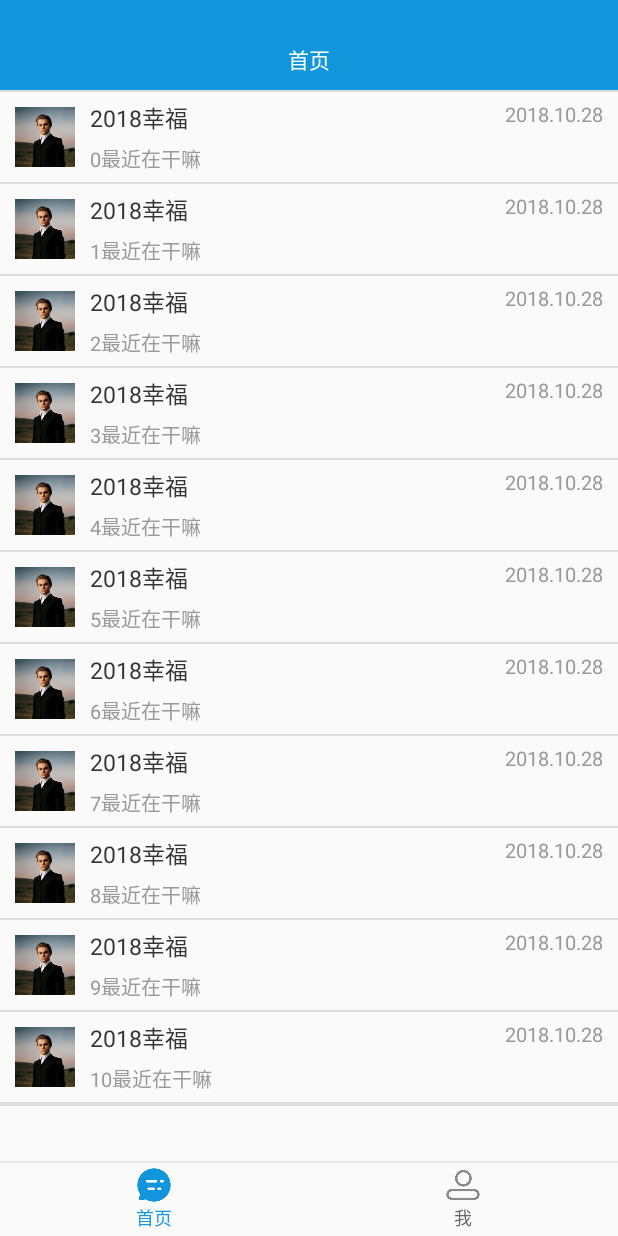
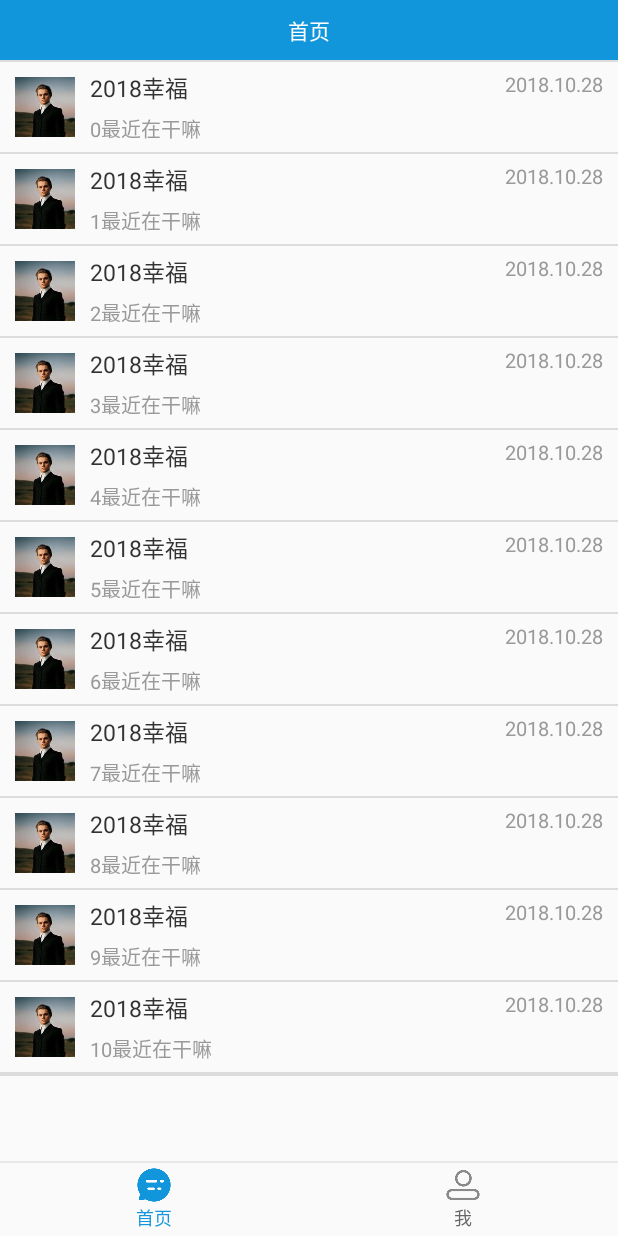
Before and after one commit to zouyi777/AnCommonAppNLP, an Android app: the screen it shows after launch (MainActivity), on a phone screen of 412 x 824 dp. Run offline under Robolectric (Android 15) with nearby library versions, the phone set to English and light mode, and no system bars.

Commit message:
优化沉浸状态栏：通过styles属性实现

```diff
--- a/app/build.gradle
+++ b/app/build.gradle
@@ -4,7 +4,7 @@ android {
     compileSdkVersion 28
     defaultConfig {
         applicationId "org.zouyi.common"
-        minSdkVersion 14
+        minSdkVersion 19
         targetSdkVersion 28
         versionCode 1
         versionName "1.0"
--- a/app/src/main/java/org/zouyi/common/LoadActivity.java
+++ b/app/src/main/java/org/zouyi/common/LoadActivity.java
@@ -5,14 +5,11 @@ import android.os.Handler;
 import android.support.v7.app.AppCompatActivity;
 import android.os.Bundle;
 
-import org.zouyi.common.utils.ImmerseStatusBar;
-
 public class LoadActivity extends AppCompatActivity {
 
     @Override
     protected void onCreate(Bundle savedInstanceState) {
         super.onCreate(savedInstanceState);
-        ImmerseStatusBar.setImmerseStatusBar(this,false);
         setContentView(R.layout.activity_load);
         Handler handler = new Handler();
         handler.postDelayed(new Runnable() {
--- a/app/src/main/java/org/zouyi/common/MainActivity.java
+++ b/app/src/main/java/org/zouyi/common/MainActivity.java
@@ -10,7 +10,6 @@ import java.util.List;
 
 import org.zouyi.common.home.HomeFragment;
 import org.zouyi.common.my.MyFragment;
-import org.zouyi.common.utils.ImmerseStatusBar;
 import org.zouyi.common.view.NoScrollViewPager;
 
 public class MainActivity extends AppCompatActivity {
@@ -28,7 +27,6 @@ public class MainActivity extends AppCompatActivity {
     @Override
     protected void onCreate(Bundle savedInstanceState) {
         super.onCreate(savedInstanceState);
-        ImmerseStatusBar.setImmerseStatusBar(this,false);
         setContentView(R.layout.activity_main);
         initFragments();
         mTablayout = (TabLayout) findViewById(R.id.tablayout);
--- a/app/src/main/java/org/zouyi/common/utils/ImmerseStatusBar.java
+++ b/app/src/main/java/org/zouyi/common/utils/ImmerseStatusBar.java
@@ -9,14 +9,23 @@ import android.view.Window;
 import android.view.WindowManager;
 
 /**
+ * 关于安卓app设置沉浸状态栏提供了两种方法：（本通用工程可采用这两种方法！！！）
+ * 1、在AndroidManifest.xml需要设置的activity中配置styles属性即可，无需写任何代码
+ *    实现原理是将状态栏背景色设置成和界面颜色一样，整个界面不会上移到状态栏顶部
+ *    优点：系统方式，效果稳定，简单，不存在键盘遮挡输入框的问题
+ *    缺点：6.0版本之前无法设置状态栏文字颜色，非纯色的背景有拼接痕迹
+ *
+ * 2、通过代码设置实现，实现原理是整个界面上移到状态栏顶部，就像本工具类
+ *    优点：效果稳定，非纯色的背景能很好适应，无拼接痕迹，可以用在图片广告、界面无输入框的场景！！！
+ *    缺点：6.0版本之前无法设置状态栏文字颜色，存在键盘挡住输入框的问题，很不好解决
  * 设置沉浸状态栏
- * isLightTheme:app是否是浅色主题，如果是将状态栏浅色北京深色文字；如果app是深色主题，设置状态栏深色背景，浅色文字
+ * isLightTheme:app是否是浅色主题，如果是,将状态栏设置成浅色背景深色文字；如果app是深色主题，设置状态栏深色背景，浅色文字
  */
 public class ImmerseStatusBar {
 
     //设置沉浸状态栏
     public static void setImmerseStatusBar(Activity activity,boolean isLightTheme){
-        if (Build.VERSION.SDK_INT >= Build.VERSION_CODES.LOLLIPOP) {//5.0及其以上
+            if (Build.VERSION.SDK_INT >= Build.VERSION_CODES.M) {//6.0及其以上
             Window window = activity.getWindow();
             window.clearFlags(WindowManager.LayoutParams.FLAG_TRANSLUCENT_STATUS);
             window.clearFlags(WindowManager.LayoutParams.FLAG_FORCE_NOT_FULLSCREEN);
--- a/app/src/main/res/layout/activity_load.xml
+++ b/app/src/main/res/layout/activity_load.xml
@@ -3,7 +3,7 @@
     xmlns:tools="http://schemas.android.com/tools"
     android:layout_width="match_parent"
     android:layout_height="match_parent"
-    android:background="@drawable/ic_start_page"
+    android:background="@drawable/ic_load_backgrd"
     tools:context=".LoadActivity">
 
     <TextView
--- a/app/src/main/res/layout/fragment_base.xml
+++ b/app/src/main/res/layout/fragment_base.xml
@@ -1,17 +1,15 @@
 <?xml version="1.0" encoding="utf-8"?>
 <RelativeLayout xmlns:android="http://schemas.android.com/apk/res/android"
-    android:fitsSystemWindows="true"
     android:layout_width="match_parent"
     android:layout_height="match_parent">
 
     <LinearLayout
         android:id="@+id/llTitle"
         android:layout_width="match_parent"
-        android:layout_height="60dp"
+        android:layout_height="40dp"
         android:background="@color/colorNav"
         android:orientation="horizontal"
-        android:gravity="bottom|center_horizontal"
-        android:paddingBottom="10dp">
+        android:gravity="center">
 
         <TextView
             android:id="@+id/tvTitle"
@@ -27,7 +25,7 @@
         android:layout_width="match_parent"
         android:layout_height="match_parent"
         android:layout_alignParentTop="true"
-        android:layout_marginTop="60dp">
+        android:layout_marginTop="40dp">
 
     </FrameLayout>
 </RelativeLayout>
--- /dev/null
+++ b/app/src/main/res/values-v23/styles.xml
@@ -0,0 +1,16 @@
+<resources>
+    <!-- 自定义样式适配沉浸式状态栏MainActivity. -->
+    <!--Android 6.0开始，谷歌官方提供了支持，在style属性中配置android:windowLightStatusBar
+       即可， 设置为true时，当statusbar的背景颜色为浅色时，statusbar的文字颜色会变成深色，为false时同理。-->
+    <style name="AppThemeMain" parent="Theme.AppCompat.Light.NoActionBar">
+        <item name="android:statusBarColor">@color/colorNav</item>
+        <item name="android:windowLightStatusBar">false</item>
+    </style>
+    <!-- 自定义样式适配沉浸式状态栏LoadActivity. -->
+    <!--Android 6.0开始，谷歌官方提供了支持，在style属性中配置android:windowLightStatusBar
+       即可， 设置为true时，当statusbar的背景颜色为浅色时，statusbar的文字颜色会变成深色，为false时同理。-->
+    <style name="AppThemeLoad" parent="Theme.AppCompat.Light.NoActionBar">
+        <item name="android:statusBarColor">@color/colorLoadBackground</item>
+        <item name="android:windowLightStatusBar">true</item>
+    </style>
+</resources>
--- a/app/src/main/res/values/colors.xml
+++ b/app/src/main/res/values/colors.xml
@@ -6,4 +6,5 @@
     <color name="colorNav">#1296db</color>
     <color name="colorLoadBackground">#ffffff</color>
     <color name="colorLoad">#2B2B2B</color>
+    <color name="colorLoadBakgrd">#84DBE4</color>
 </resources>
```
Also changed, not shown: app/src/main/AndroidManifest.xml (+6 -3 lines), app/src/main/res/drawable/ic_load_backgrd.png (added).
